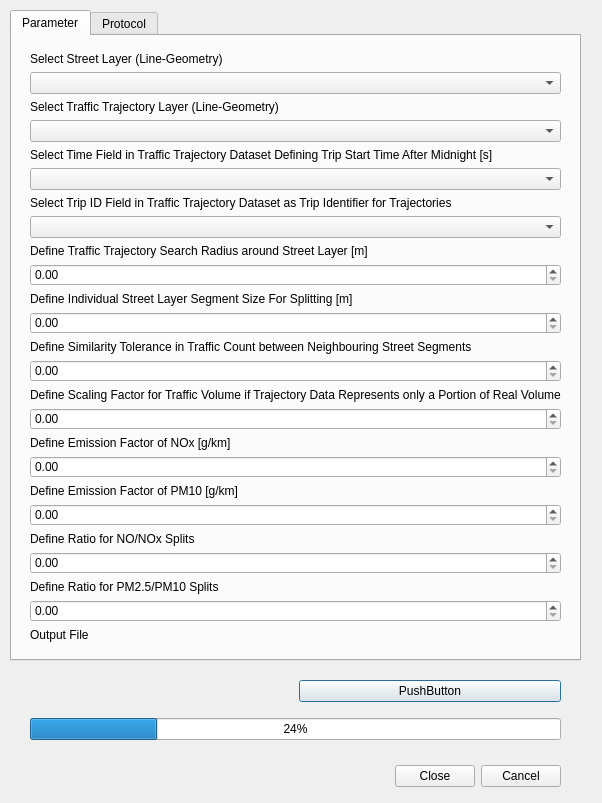
First picture: the form in Traffic2ENVI-met.ui, repository tim-sinsel-jgu-mz/Traffic2ENVI-met, before the edit.
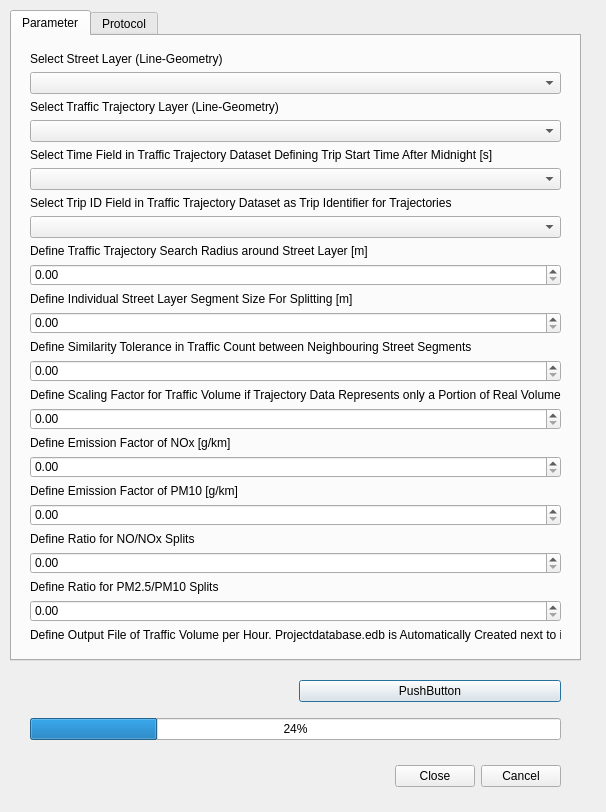
Second picture: the form after the edit. Custom widgets are drawn as their Qt base class.

Diff of the .ui file:
```diff
--- a/Traffic2ENVI-met.ui
+++ b/Traffic2ENVI-met.ui
@@ -6,8 +6,8 @@
    <rect>
     <x>0</x>
     <y>0</y>
-    <width>602</width>
-    <height>803</height>
+    <width>606</width>
+    <height>812</height>
    </rect>
   </property>
   <property name="windowTitle">
@@ -183,7 +183,7 @@
         <item>
          <widget class="QLabel" name="label_9">
           <property name="text">
-           <string>Output File</string>
+           <string>Define Output File of Traffic Volume per Hour. Projectdatabase.edb is Automatically Created next to it</string>
           </property>
          </widget>
         </item>
```
Left out of the diff: 134 changed lines with no effect on the pictures.
